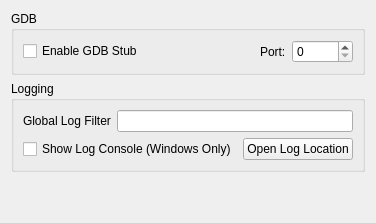
Qt form src/citra_qt/configuration/configure_debug.ui (tbsp/citra-valentin) before a commit.
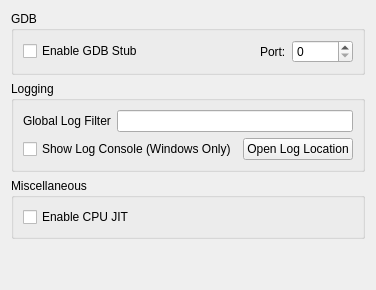
The same form after that commit.

```diff
--- a/src/citra_qt/configuration/configure_debug.ui
+++ b/src/citra_qt/configuration/configure_debug.ui
@@ -98,6 +98,22 @@
      </layout>
     </widget>
    </item>
+   <item>
+    <widget class="QGroupBox" name="groupBox_3">
+     <property name="title">
+      <string>Miscellaneous</string>
+     </property>
+     <layout class="QVBoxLayout" name="verticalLayout_4">
+      <item>
+       <widget class="QCheckBox" name="toggle_cpu_jit">
+        <property name="text">
+         <string>Enable CPU JIT</string>
+        </property>
+       </widget>
+      </item>
+     </layout>
+    </widget>
+   </item>
    <item>
     <spacer name="verticalSpacer">
      <property name="orientation">
```
